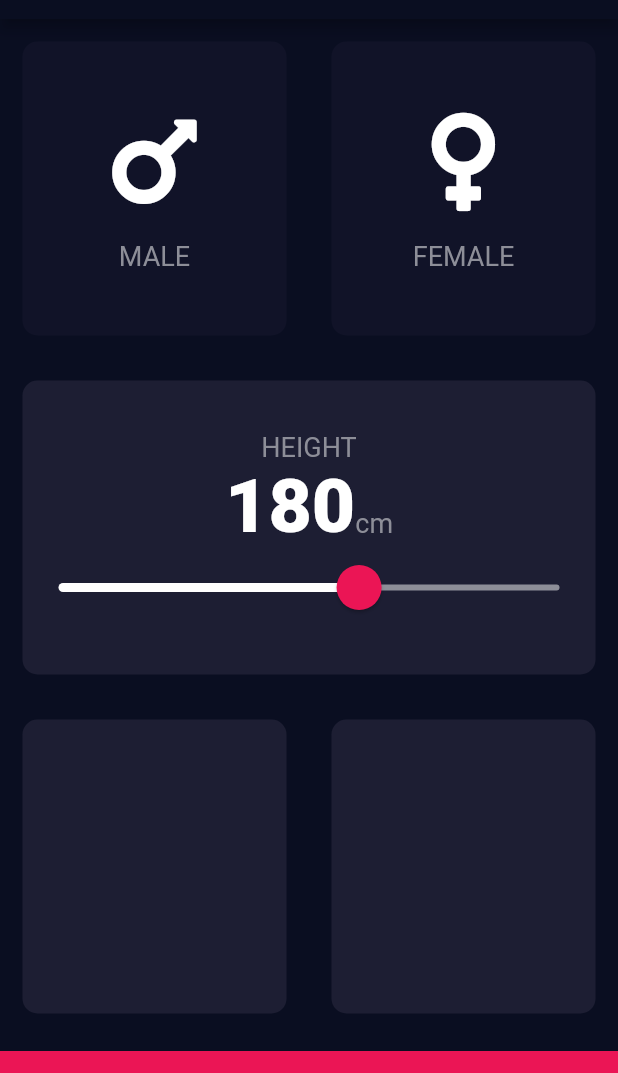
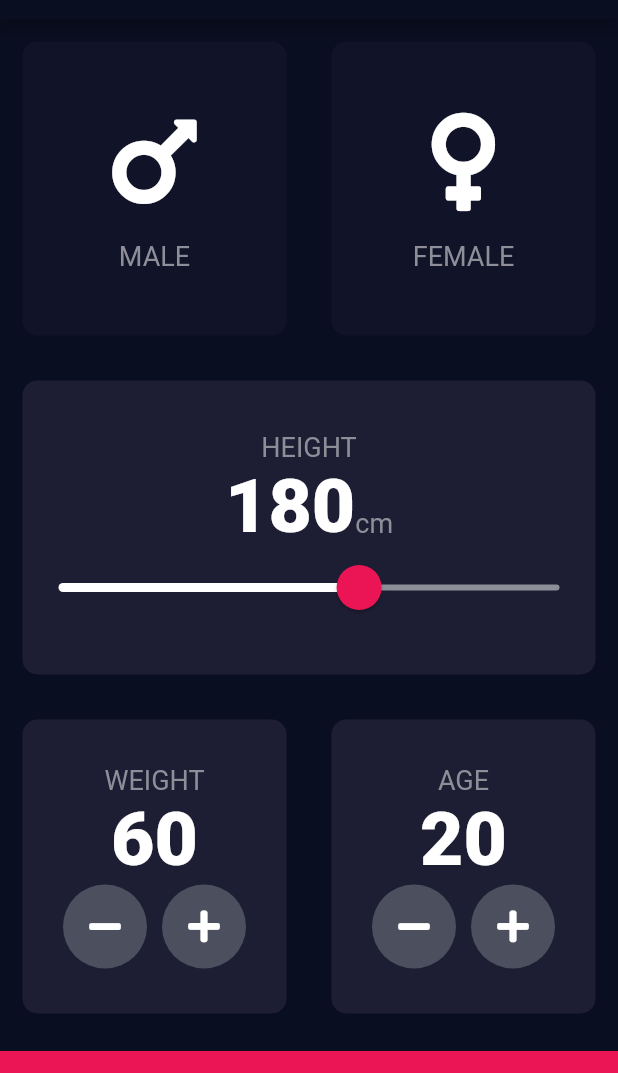
Before and after one commit to fabiovalinhos/BMI_calculator, a Flutter app: the screen it shows after launch, on a phone screen of 412 x 824 dp, the part 65-1138 px from its top. Run offline on Flutter 3.47's test engine with Material 2 defaults, Android fonts, the phone set to English and light mode, and no system bars; our stand-ins replace font_awesome_flutter.

Commit message:
Botões de peso e idade

```diff
--- a/lib/input_page.dart
+++ b/lib/input_page.dart
@@ -18,6 +18,8 @@ class InputPage extends StatefulWidget {
 class _InputPageState extends State<InputPage> {
   Gender selectedGender;
   int height = 180;
+  int weight = 60;
+  int age = 20;
 
   @override
   Widget build(BuildContext context) {
@@ -123,11 +125,85 @@ class _InputPageState extends State<InputPage> {
                 Expanded(
                   child: ReusableCard(
                     colour: kActiveCardColour,
+                    cardChild: Column(
+                      mainAxisAlignment: MainAxisAlignment.center,
+                      children: <Widget>[
+                        Text(
+                          'WEIGHT',
+                          style: kLabelTextStyle,
+                        ),
+                        Text(
+                          weight.toString(),
+                          style: kNumberTextStyle,
+                        ),
+                        Row(
+                          mainAxisAlignment: MainAxisAlignment.center,
+                          children: <Widget>[
+                            RoundIconButton(
+                              icon: FontAwesomeIcons.minus,
+                              onPressed: () {
+                                setState(() {
+                                  weight--;
+                                });
+                              },
+                            ),
+                            SizedBox(
+                              width: 10,
+                            ),
+                            RoundIconButton(
+                              icon: FontAwesomeIcons.plus,
+                              onPressed: () {
+                                setState(() {
+                                  weight++;
+                                });
+                              },
+                            ),
+                          ],
+                        ),
+                      ],
+                    ),
                   ),
                 ),
                 Expanded(
                   child: ReusableCard(
                     colour: kActiveCardColour,
+                    cardChild: Column(
+                      mainAxisAlignment: MainAxisAlignment.center,
+                      children: <Widget>[
+                        Text(
+                          'AGE',
+                          style: kLabelTextStyle,
+                        ),
+                        Text(
+                          age.toString(),
+                          style: kNumberTextStyle,
+                        ),
+                        Row(
+                          mainAxisAlignment: MainAxisAlignment.center,
+                          children: <Widget>[
+                            RoundIconButton(
+                              icon: FontAwesomeIcons.minus,
+                              onPressed: () {
+                                setState(() {
+                                  age--;
+                                });
+                              },
+                            ),
+                            SizedBox(
+                              width: 10,
+                            ),
+                            RoundIconButton(
+                              icon: FontAwesomeIcons.plus,
+                              onPressed: () {
+                                setState(() {
+                                  age++;
+                                });
+                              },
+                            ),
+                          ],
+                        ),
+                      ],
+                    ),
                   ),
                 ),
               ],
@@ -144,3 +220,22 @@ class _InputPageState extends State<InputPage> {
     );
   }
 }
+
+class RoundIconButton extends StatelessWidget {
+  final IconData icon;
+  final Function onPressed;
+
+  RoundIconButton({@required this.icon, @required this.onPressed});
+
+  @override
+  Widget build(BuildContext context) {
+    return RawMaterialButton(
+      child: Icon(icon),
+      onPressed: onPressed,
+      elevation: 0.0,
+      constraints: BoxConstraints.tightFor(width: 56.0, height: 56.0),
+      shape: CircleBorder(),
+      fillColor: Color(0xFF4C4F5E),
+    );
+  }
+}
```
